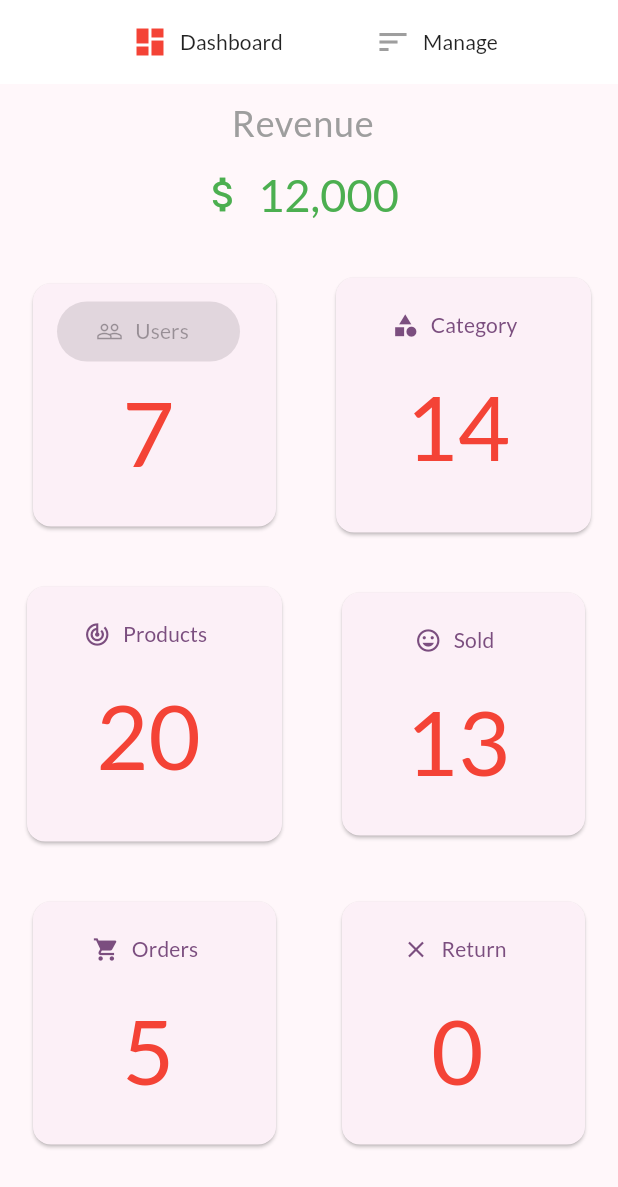
After one commit to lesacIT/my_shop, a Flutter app: the Admin screen opened by its route, on a phone screen of 412 x 824 dp. The commit adds this screen. Shown: the top 1187 px of the screen. Run offline on Flutter 3.47's test engine with Material 3 defaults, Android fonts, the phone set to English and light mode, and no system bars; our stand-ins replace flutter_dotenv, shared_preferences; accounts and stored records are empty.

Commit message:
cập nhật ui admin

```diff
--- a/lib/main.dart
+++ b/lib/main.dart
@@ -105,6 +105,7 @@ class MyApp extends StatelessWidget {
                   child: UserProductsScreen(),
                 ),
             UserScreen.routeName: (context) => const UserScreen(),
+            Admin.routeName: (context) => Admin(),
           },
           // onGenerateRoute sẽ được gọi khi không tìm thấy route yêu cầu
           // trong thuộc tính routes ở trên. Thường dùng để truyền tham số
--- /dev/null
+++ b/lib/ui/admin/admin.dart
@@ -0,0 +1,294 @@
+import 'package:flutter/material.dart';
+
+import '../shared/app_drawer.dart';
+
+enum Page { dashboard, manage }
+
+class Admin extends StatefulWidget {
+  @override
+  static const routeName = 'admin';
+  _AdminState createState() => _AdminState();
+}
+
+class _AdminState extends State<Admin> {
+  Page _selectedPage = Page.dashboard;
+  MaterialColor active = Colors.red;
+  MaterialColor notActive = Colors.grey;
+  TextEditingController categoryController = TextEditingController();
+  TextEditingController brandController = TextEditingController();
+  GlobalKey<FormState> _categoryFormKey = GlobalKey();
+  GlobalKey<FormState> _brandFormKey = GlobalKey();
+  @override
+  Widget build(BuildContext context) {
+    return Scaffold(
+        appBar: AppBar(
+          title: Row(
+            children: <Widget>[
+              Expanded(
+                child: MaterialButton(
+                  onPressed: () {
+                    setState(() {
+                      _selectedPage = Page.dashboard;
+                    });
+                  },
+                  child: Row(
+                    children: [
+                      Icon(
+                        Icons.dashboard,
+                        color: _selectedPage == Page.dashboard
+                            ? active
+                            : notActive,
+                      ),
+
+                      SizedBox(width: 8), // Khoảng cách giữa icon và label
+                      Text('Dashboard'),
+                    ],
+                  ),
+                ),
+              ),
+              Expanded(
+                child: MaterialButton(
+                  onPressed: () {
+                    setState(() {
+                      _selectedPage = Page.manage;
+                    });
+                  },
+                  child: Row(
+                    children: [
+                      Icon(
+                        Icons.sort,
+                        color:
+                            _selectedPage == Page.manage ? active : notActive,
+                      ),
+                      SizedBox(width: 8), // Khoảng cách giữa icon và label
+                      Text('Manage'),
+                    ],
+                  ),
+                ),
+              ),
+            ],
+          ),
+          elevation: 0.0,
+          backgroundColor: Colors.white,
+        ),
+        drawer: const AppDrawer(),
+        body: _loadScreen());
+  }
+
+  Widget _loadScreen() {
+    switch (_selectedPage) {
+      case Page.dashboard:
+        return Column(
+          children: <Widget>[
+            ListTile(
+              subtitle: TextButton.icon(
+                onPressed: null,
+                icon: Icon(
+                  Icons.attach_money,
+                  size: 30,
+                  color: Colors.green,
+                ),
+                label: Text(
+                  '12,000',
+                  textAlign: TextAlign.center,
+                  style: TextStyle(fontSize: 30.0, color: Colors.green),
+                ),
+              ),
+              title: Text(
+                'Revenue',
+                textAlign: TextAlign.center,
+                style: TextStyle(fontSize: 24.0, color: Colors.grey),
+              ),
+            ),
+            Expanded(
+                child: GridView(
+              gridDelegate:
+                  SliverGridDelegateWithFixedCrossAxisCount(crossAxisCount: 2),
+              children: <Widget>[
+                Padding(
+                  padding: const EdgeInsets.all(18.0),
+                  child: Card(
+                    child: ListTile(
+                        title: ElevatedButton.icon(
+                            onPressed: null,
+                            icon: Icon(Icons.people_outline),
+                            label: Text('Users')),
+                        subtitle: Text(
+                          '7',
+                          textAlign: TextAlign.center,
+                          style: TextStyle(color: active, fontSize: 60.0),
+                        )),
+                  ),
+                ),
+                Padding(
+                  padding: const EdgeInsets.all(14.0),
+                  child: Card(
+                    child: ListTile(
+                      title: TextButton.icon(
+                        onPressed: () {
+                          // Xử lý sự kiện khi nút được nhấn
+                        },
+                        icon: Icon(Icons.category),
+                        label: Text("Category"),
+                      ),
+                      subtitle: Text(
+                        '14',
+                        textAlign: TextAlign.center,
+                        style: TextStyle(color: active, fontSize: 60.0),
+                      ),
+                    ),
+                  ),
+                ),
+                Padding(
+                  padding: const EdgeInsets.all(14.0),
+                  child: Card(
+                    child: ListTile(
+                      title: TextButton.icon(
+                        onPressed: () {
+                          // Xử lý sự kiện khi nút được nhấn
+                        },
+                        icon: Icon(Icons.track_changes),
+                        label: Text("Products"),
+                      ),
+                      subtitle: Text(
+                        '20',
+                        textAlign: TextAlign.center,
+                        style: TextStyle(color: active, fontSize: 60.0),
+                      ),
+                    ),
+                  ),
+                ),
+                Padding(
+                  padding: const EdgeInsets.all(18.0),
+                  child: Card(
+                    child: ListTile(
+                      title: TextButton.icon(
+                        onPressed: () {
+                          // Xử lý sự kiện khi nút được nhấn
+                        },
+                        icon: Icon(Icons.tag_faces),
+                        label: Text("Sold"),
+                      ),
+                      subtitle: Text(
+                        '13',
+                        textAlign: TextAlign.center,
+                        style: TextStyle(color: active, fontSize: 60.0),
+                      ),
+                    ),
+                  ),
+                ),
+                Padding(
+                  padding: const EdgeInsets.all(18.0),
+                  child: Card(
+                    child: ListTile(
+                      title: TextButton.icon(
+                        onPressed: () {
+                          // Xử lý sự kiện khi nút được nhấn
+                        },
+                        icon: Icon(Icons.shopping_cart),
+                        label: Text("Orders"),
+                      ),
+                      subtitle: Text(
+                        '5',
+                        textAlign: TextAlign.center,
+                        style: TextStyle(color: active, fontSize: 60.0),
+                      ),
+                    ),
+                  ),
+                ),
+                Padding(
+                  padding: const EdgeInsets.all(18.0),
+                  child: Card(
+                    child: ListTile(
+                      title: TextButton.icon(
+                        onPressed: () {
+                          // Xử lý sự kiện khi nút được nhấn
+                        },
+                        icon: Icon(Icons.close),
+                        label: Text("Return"),
+                      ),
+                      subtitle: Text(
+                        '0',
+                        textAlign: TextAlign.center,
+                        style: TextStyle(color: active, fontSize: 60.0),
+                      ),
+                    ),
+                  ),
+                ),
+              ],
+            ))
+          ],
+        );
+      case Page.manage:
+        return ListView(
+          children: <Widget>[
+            ListTile(
+              leading: Icon(Icons.add),
+              title: Text("Add product"),
+              onTap: () {
+                _categoryAlert();
+              },
+            ),
+            Divider(),
+            ListTile(
+              leading: Icon(Icons.change_history),
+              title: Text("Products list"),
+              onTap: () {},
+            ),
+            Divider(),
+            ListTile(
+              leading: Icon(Icons.category),
+              title: Text("Add category"),
+              onTap: () {},
+            ),
+            Divider(),
+            ListTile(
+              leading: Icon(Icons.add_circle_outline),
+              title: Text("Add brand"),
+              onTap: () {},
+            ),
+            Divider(),
+            ListTile(
+              leading: Icon(Icons.library_books),
+              title: Text("brand list"),
+              onTap: () {},
+            ),
+            Divider(),
+          ],
+        );
+        break;
+      default:
+        return Container();
+    }
+  }
+
+  void _categoryAlert() {
+    var alert = new AlertDialog(
+      content: Form(
+        key: _categoryFormKey,
+        child: TextFormField(
+          controller: categoryController,
+          validator: (value) {
+            if (value == null || value.isEmpty) {
+              return 'category cannot be empty';
+            }
+            return null;
+          },
+          decoration: InputDecoration(hintText: "add category"),
+        ),
+      ),
+      actions: <Widget>[
+        ElevatedButton.icon(
+            onPressed: () {}, icon: Icon(Icons.close), label: Text('ADD')),
+        ElevatedButton.icon(
+            onPressed: () {
+              Navigator.pop(context);
+            },
+            icon: Icon(Icons.close),
+            label: Text('CANCEL'))
+      ],
+    );
+
+    showDialog(context: context, builder: (_) => alert);
+  }
+}
--- a/lib/ui/screens.dart
+++ b/lib/ui/screens.dart
@@ -11,3 +11,4 @@ export 'products/products_overview_screen.dart';
 export 'products/user_products_screen.dart';
 export 'splash_screen.dart';
 export 'user/user_screen.dart';
+export 'admin/admin.dart';
--- a/lib/ui/shared/app_drawer.dart
+++ b/lib/ui/shared/app_drawer.dart
@@ -1,4 +1,5 @@
 import 'package:flutter/material.dart';
+import 'package:myshop/ui/admin/admin.dart';
 import 'package:myshop/ui/auth/auth_manager.dart';
 import 'package:provider/provider.dart';
 
@@ -46,6 +47,14 @@ class AppDrawer extends StatelessWidget {
           ),
           const Divider(),
           ListTile(
+            leading: const Icon(Icons.admin_panel_settings),
+            title: const Text('Quản trị viên'),
+            onTap: () {
+              Navigator.of(context).pushReplacementNamed(Admin.routeName);
+            },
+          ),
+          const Divider(),
+          ListTile(
             leading: const Icon(Icons.person),
             title: const Text('User'),
             onTap: () {
--- a/pubspec.yaml
+++ b/pubspec.yaml
@@ -19,6 +19,9 @@ dependencies:
   shared_preferences: ^2.2.2
   firebase_database: ^10.4.0
   firebase_core: ^2.0.7
+  # uuid:
+  # cloud_firestore: ^4.15.7
+  # fluttertoast: ^8.2.4
 
 
 dev_dependencies:
```
Also changed, not shown: 1 other file.
